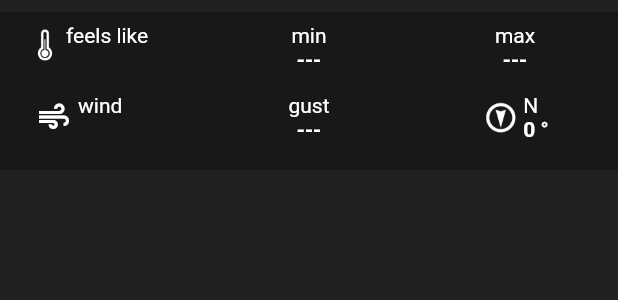
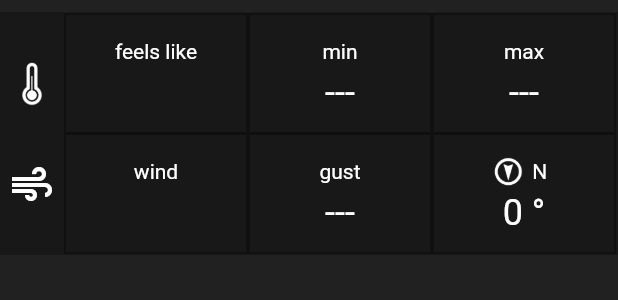
Before and after one commit to cc-nogueira/weather, a Flutter app: the _CurrentWeatherWidget widget shown alone on an empty page, opened directly with empty values, on a phone screen of 412 x 824 dp. Shown: the top 300 px of the screen. Run offline on Flutter 3.47's test engine with Material 2 defaults, Android fonts, the phone set to English and light mode, and no system bars; our stand-ins replace country_picker, flutter_hooks, flutter_native_splash, flutter_riverpod, flutter_slidable, freezed_annotation and 6 more; missing offline and left inert: qty, window_size; generated files the repository leaves out were written again; network calls fail; project files that could hold a hidden picture were left out.

Commit message:
Better layout in CurrentWeatherWidget

```diff
--- a/packages/_presentation_layer/lib/src/feature/weather/one_call_weather/widget/current_weather_widget.dart
+++ b/packages/_presentation_layer/lib/src/feature/weather/one_call_weather/widget/current_weather_widget.dart
@@ -5,6 +5,7 @@ import 'package:qty/qty.dart';
 
 import '../../../../l10n/translations.dart';
 import '../../widget/color_range_mixin.dart';
+import '../../widget/temperature_mixin.dart';
 import '../../widget/weather_icons.dart';
 import '../../widget/wind_mixin.dart';
 
@@ -24,7 +25,8 @@ class CurrentWeatherWidget extends ConsumerWidget {
   }
 }
 
-class _CurrentWeatherWidget extends ConsumerWidget with ColorRangeMixin, WindMixin {
+class _CurrentWeatherWidget extends ConsumerWidget
+    with ColorRangeMixin, WindMixin, TemperatureMixin {
   const _CurrentWeatherWidget({required this.weather});
 
   final Weather weather;
@@ -43,63 +45,124 @@ class _CurrentWeatherWidget extends ConsumerWidget with ColorRangeMixin, WindMix
     final iconTheme = theme.iconTheme;
     final iconColor = iconTheme.color ?? theme.colorScheme.onSurface;
 
+    final bold = theme.textTheme.headlineSmall!;
+
+    final feelString = '${feelTemp.amount.round()} ${temperatureUnit.symbol}';
+    final feelStyle =
+        bold.copyWith(color: temperatureColor(weather.conditions.temperatures.feelsLike));
+
     final minString =
         minTemp == null ? '---' : '${minTemp.amount.round()} ${temperatureUnit.symbol}';
+    final minStyle = minTemp == null
+        ? bold
+        : bold.copyWith(color: temperatureColor(weather.conditions.temperatures.min!));
+
     final maxString =
         maxTemp == null ? '---' : '${maxTemp.amount.round()} ${temperatureUnit.symbol}';
+    final maxStyle = maxTemp == null
+        ? bold
+        : bold.copyWith(color: temperatureColor(weather.conditions.temperatures.max!));
+
+    final windString = _windSpeed(weather.conditions.wind.speedQuantity, windSpeedUnit);
+    final windStyle = bold.copyWith(color: windColor(weather.conditions.wind));
+
+    final gustString = _windSpeed(weather.conditions.wind.gustQuantity, windSpeedUnit);
+    final gustStyle = weather.conditions.wind.gust == null
+        ? bold
+        : bold.copyWith(color: windColor(weather.conditions.wind));
 
     final elements = [
       _detailTile(
         context,
-        mainAxisAlignment: MainAxisAlignment.start,
-        leading: Padding(
-          padding: const EdgeInsets.only(left: 16.0),
-          child: WeatherIcons.instance.thermometer(28, iconColor),
+        title: Container(
+          height: 24,
+          alignment: Alignment.center,
+          child: Text(translations.word_feels_like),
         ),
-        title: translations.word_feels_like,
-        value: '${feelTemp.amount.toStringAsFixed(1)} ${temperatureUnit.symbol}',
-      ),
-      _detailTile(context, title: translations.word_min, value: minString),
-      _detailTile(context, title: translations.word_max, value: maxString),
-      _detailTile(
-        context,
-        mainAxisAlignment: MainAxisAlignment.start,
-        leading: const Padding(
-          padding: EdgeInsets.only(left: 24.0, right: 4.0),
-          child: Icon(Icons.air),
-        ),
-        title: translations.word_wind,
-        value: _windSpeed(weather.conditions.wind.speedQuantity, windSpeedUnit),
+        value: Text(feelString, style: feelStyle),
       ),
       _detailTile(
         context,
-        title: translations.word_gust,
-        value: _windSpeed(weather.conditions.wind.gustQuantity, windSpeedUnit),
+        title: Container(
+          height: 24,
+          alignment: Alignment.center,
+          child: Text(translations.word_min),
+        ),
+        value: Text(minString, style: minStyle),
       ),
       _detailTile(
         context,
-        leading: Padding(
-          padding: const EdgeInsets.only(right: 2.0),
-          child: windIcon(weather.conditions.wind, size: 26, color: iconColor),
+        title: Container(
+          height: 24,
+          alignment: Alignment.center,
+          child: Text(translations.word_max),
         ),
-        title: '${windDirectionLabel(weather.conditions.wind)}  ',
-        value: '${weather.conditions.wind.directionFrom} °',
+        value: Text(maxString, style: maxStyle),
+      ),
+      _detailTile(
+        context,
+        title: Container(
+          height: 24,
+          alignment: Alignment.center,
+          child: Text(translations.word_wind),
+        ),
+        value: Text(windString, style: windStyle),
+      ),
+      _detailTile(
+        context,
+        title: Container(
+          height: 24,
+          alignment: Alignment.center,
+          child: Text(translations.word_gust),
+        ),
+        value: Text(gustString, style: gustStyle),
+      ),
+      _detailTile(
+        context,
+        title: Container(
+          height: 24,
+          alignment: Alignment.center,
+          child: Row(
+            mainAxisAlignment: MainAxisAlignment.center,
+            children: [
+              windIcon(weather.conditions.wind, size: 24, color: iconColor),
+              const SizedBox(width: 4.0),
+              Text('${windDirectionLabel(weather.conditions.wind)}  '),
+            ],
+          ),
+        ),
+        value: Text('${weather.conditions.wind.directionFrom} °', style: bold),
       ),
     ];
-    final gridWidth = MediaQuery.of(context).size.width;
-    const desiredHeight = 140;
+    final bgColor = theme.brightness == Brightness.light ? Colors.white54 : Colors.black26;
+    final gridWidth = MediaQuery.of(context).size.width - 44;
+    final tileWidth = gridWidth / 3;
+    const desiredTileHeight = 80;
     return Container(
+      height: desiredTileHeight * 2 + 10,
       color: theme.scaffoldBackgroundColor,
       padding: const EdgeInsets.only(top: 8.0),
-      child: Column(
-        children: [
-          Row(
-            mainAxisAlignment: MainAxisAlignment.center,
+      child: DecoratedBox(
+        decoration: BoxDecoration(color: bgColor),
+        child: IntrinsicHeight(
+          child: Row(
+            mainAxisAlignment: MainAxisAlignment.spaceEvenly,
             children: [
+              SizedBox(
+                width: 40,
+                child: Column(
+                  mainAxisAlignment: MainAxisAlignment.spaceEvenly,
+                  crossAxisAlignment: CrossAxisAlignment.center,
+                  children: [
+                    WeatherIcons.instance.thermometer(38, iconColor),
+                    const Icon(Icons.air, size: 32),
+                  ],
+                ),
+              ),
               SizedBox(
                 width: gridWidth,
                 child: GridView.count(
-                  childAspectRatio: gridWidth / desiredHeight,
+                  childAspectRatio: tileWidth / desiredTileHeight,
                   shrinkWrap: true,
                   crossAxisCount: 3,
                   primary: false,
@@ -108,40 +171,18 @@ class _CurrentWeatherWidget extends ConsumerWidget with ColorRangeMixin, WindMix
               ),
             ],
           ),
-          Container(
-            height: 12.0,
-            color:
-                Theme.of(context).brightness == Brightness.light ? Colors.white54 : Colors.black26,
-          ),
-        ],
+        ),
       ),
     );
   }
 
-  Widget _detailTile(
-    BuildContext context, {
-    Widget? leading,
-    String? title,
-    required String value,
-    MainAxisAlignment mainAxisAlignment = MainAxisAlignment.center,
-  }) {
-    const bold = TextStyle(fontWeight: FontWeight.bold);
-    final textTile = Column(
-      mainAxisAlignment: MainAxisAlignment.center,
-      children: [
-        if (title != null) Text(title),
-        Text(value, style: bold),
-      ],
-    );
-    final child = (leading == null)
-        ? textTile
-        : Row(
-            mainAxisAlignment: mainAxisAlignment,
-            children: [leading, textTile],
-          );
+  Widget _detailTile(BuildContext context, {required Widget title, required Widget value}) {
     return Container(
-      color: Theme.of(context).brightness == Brightness.light ? Colors.white54 : Colors.black26,
-      child: child,
+      decoration: BoxDecoration(border: Border.all(color: Colors.black38)),
+      child: Column(
+        mainAxisAlignment: MainAxisAlignment.center,
+        children: [title, const SizedBox(height: 2.0), value],
+      ),
     );
   }
 
--- a/packages/_presentation_layer/lib/src/feature/weather/widget/wind_mixin.dart
+++ b/packages/_presentation_layer/lib/src/feature/weather/widget/wind_mixin.dart
@@ -27,6 +27,8 @@ mixin WindMixin on ColorRangeMixin {
   List<Color> windColors() => rangeColors(_rangeStops, _colorStops);
 
   Color windColor(Wind wind) => rangeColor(_colorStops, wind.speed);
+
+  Color? gustColor(Wind wind) => wind.gust == null ? null : rangeColor(_colorStops, wind.gust!);
 
   Widget hourlyWindIcon(Wind wind, double size, [Color? color]) => Transform.rotate(
         angle: wind.directionTo * pi / 180,
```
